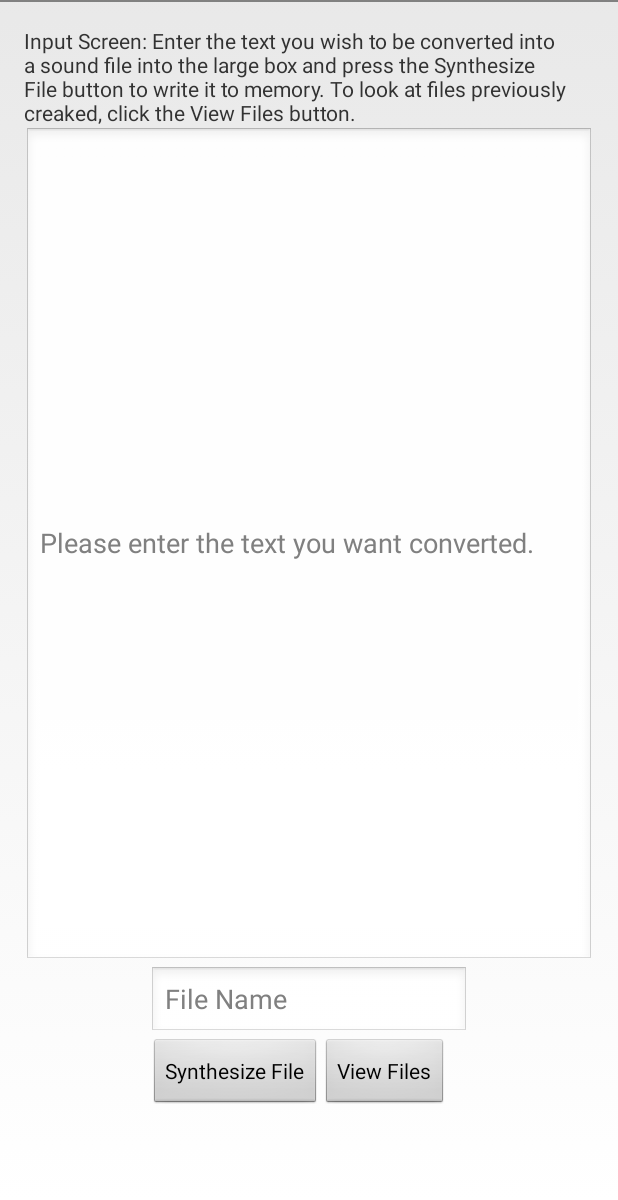
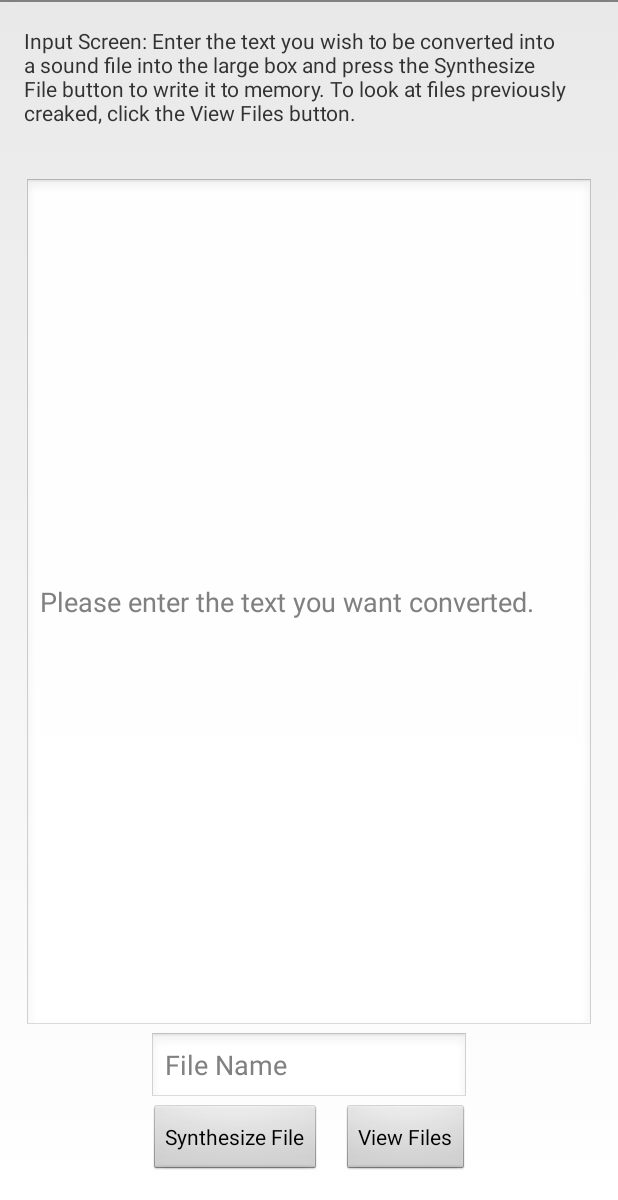
Before and after one commit to sajantanand/Read-for-Me, an Android app: the screen it shows after launch (MainActivity), on a phone screen of 412 x 824 dp, the part 36-1236 px from its top. Run offline under Robolectric (Android 15) with nearby library versions, the phone set to English and light mode, and no system bars.

Commit message:
Updated Changes

```diff
--- a/ReadforMe/app/src/main/java/com/mycompany/readforme/MainActivity.java
+++ b/ReadforMe/app/src/main/java/com/mycompany/readforme/MainActivity.java
@@ -1,10 +1,9 @@
 package com.mycompany.readforme;
 
 import android.content.Intent;
-import android.media.AudioManager;
+
 import android.media.MediaPlayer;
-import android.net.Uri;
-import android.os.Environment;
+
 import android.speech.tts.TextToSpeech;
 import android.os.Bundle;
 import android.speech.tts.UtteranceProgressListener;
@@ -16,7 +15,7 @@ import android.widget.Button;
 import android.widget.EditText;
 import android.widget.Toast;
 import java.io.File;
-import java.io.IOException;
+
 import java.util.HashMap;
 import java.util.Locale;
 
@@ -34,10 +33,7 @@ public class MainActivity extends Activity implements OnClickListener, OnInitLis
     public EditText fileName1;
     public EditText input;
     public Button synthesize;
-    /*public Button play;*/
 
-    /*private String extStorageDirectory = Environment.getExternalStorageDirectory().toString();      // "/storage/sdcard"
-    public String folderName = "/myFolder";*/
     public String fileName = null;
 
     public File file1;
@@ -56,18 +52,12 @@ public class MainActivity extends Activity implements OnClickListener, OnInitLis
         @Override
         public void onStart(String utteranceId)
         {
-            //Toast.makeText(getApplicationContext(), "Synthesis has begun.", Toast.LENGTH_SHORT).show();
-            //input.setText("Synthesis has begun.");
+
         }
 
         @Override
         public void onDone(String utteranceId)
         {
-            //Toast.makeText(getApplicationContext(), "Synthesis has finished.", Toast.LENGTH_SHORT).show();
-            //input.setText("Synthesis has finished.");
-            //speak(file1);
-
-            //play.setEnabled(true); //Does not work. Cannot edit widget from this thread
             transition();
         }
 
@@ -117,14 +107,13 @@ public class MainActivity extends Activity implements OnClickListener, OnInitLis
     {
 
 
-        if (tts != null) {
+        if (tts != null)
+        {
 
             String text = input.getText().toString();
 
-            if (!tts.isSpeaking()) {
-
-                //tts.speak(text, TextToSpeech.QUEUE_FLUSH, null, TextToSpeech.Engine.KEY_PARAM_UTTERANCE_IDThi );
-                //tts.speak(text, TextToSpeech.QUEUE_FLUSH, null);
+            if (!tts.isSpeaking())
+            {
 
                 fileManager(Settings.FOLDER_PATH);
 
@@ -137,7 +126,6 @@ public class MainActivity extends Activity implements OnClickListener, OnInitLis
                 tts.setOnUtteranceProgressListener(mProgressListener);
 
                 tts.synthesizeToFile(text, myHashRender, file1.getAbsolutePath());
-                //tts.synthesizeToFile(text, null, file1, TextToSpeech.Engine.KEY_PARAM_UTTERANCE_ID);
 
             }
         }
@@ -167,46 +155,6 @@ public class MainActivity extends Activity implements OnClickListener, OnInitLis
     }
 
 
-    /*public void speak(File fileToPlay)
-    {
-
-        MediaPlayer player = new MediaPlayer();
-        Uri.Builder builder1 = new Uri.Builder();
-
-
-        try {
-            player.setDataSource(this, builder1.build().fromFile(fileToPlay));
-            //Toast.makeText(newContext.getApplicationContext(), "Data source was set.", Toast.LENGTH_SHORT).show();
-            //player.setDataSource(newFile.getAbsolutePath());
-
-        } catch (IOException e) {
-            e.printStackTrace();
-        }
-
-        player.setAudioStreamType(AudioManager.STREAM_MUSIC);
-
-        player.setOnPreparedListener(this);
-        player.prepareAsync();
-    }
-
-
-    public void onPrepared(MediaPlayer player2)
-    {
-        player2.setOnCompletionListener(completed);
-        player2.start();
-        Boolean isWorking = player2.isPlaying();
-
-        if ( isWorking )
-        {
-            Toast.makeText(this, "The player is working.", Toast.LENGTH_SHORT).show();
-        }
-        else
-        {
-            Toast.makeText(this, "The player is not working.", Toast.LENGTH_SHORT).show();
-        }
-
-    }*/
-
 //--------------------------------------------------------------------------------------------------
 
     @Override
--- a/ReadforMe/app/src/main/res/layout/activity_main.xml
+++ b/ReadforMe/app/src/main/res/layout/activity_main.xml
@@ -18,19 +18,20 @@
         android:layout_width="wrap_content"
         android:layout_height="wrap_content"
         android:text="@string/buttonMessage"
-        android:layout_marginBottom="44dp"
         android:layout_alignParentBottom="true"
-        android:layout_alignStart="@+id/editText2" />
+        android:layout_alignStart="@+id/editText2"
+        android:layout_toRightOf="@+id/button2"/>
 
     <EditText android:id="@+id/editText1"
         android:layout_width="wrap_content"
-        android:layout_height="wrap_content"
+        android:layout_height="match_parent"
         android:ems="10"
         android:hint="@string/message1"
+        android:layout_below="@+id/textView1"
         android:layout_alignParentStart="true"
-        android:layout_alignParentEnd="true"
-        android:layout_above="@+id/editText2"
-        android:layout_below="@+id/textView1" />
+        android:layout_marginTop="34dp"
+        android:layout_alignEnd="@+id/textView1"
+        android:layout_above="@+id/editText2" />
 
     <EditText
         android:id="@+id/editText2"
@@ -48,7 +49,7 @@
         android:id="@+id/button2"
         android:onClick="goToFiles"
         android:layout_alignTop="@+id/button1"
-        android:layout_toEndOf="@+id/button1" />
+        android:layout_alignEnd="@+id/editText2"/>
 
 
 </RelativeLayout>
```
Also changed, not shown: ReadforMe/app/src/main/java/com/mycompany/readforme/FileDisplay.java (+0 -24 lines), ReadforMe/app/src/main/java/com/mycompany/readforme/MediaPlayerActivity.java (+2 -38 lines), ReadforMe/app/src/main/res/layout/activity_file_display.xml (+6 -6 lines), ReadforMe/app/src/main/res/layout/activity_media_player.xml (+16 -11 lines), 1 other file.
